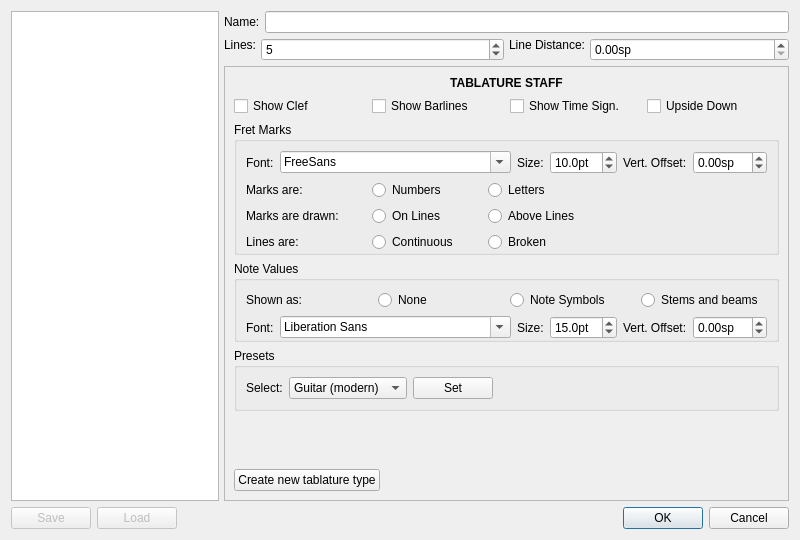
musescore/musescore-old, file mscore/mscore/stafftype.ui: the form before one commit.
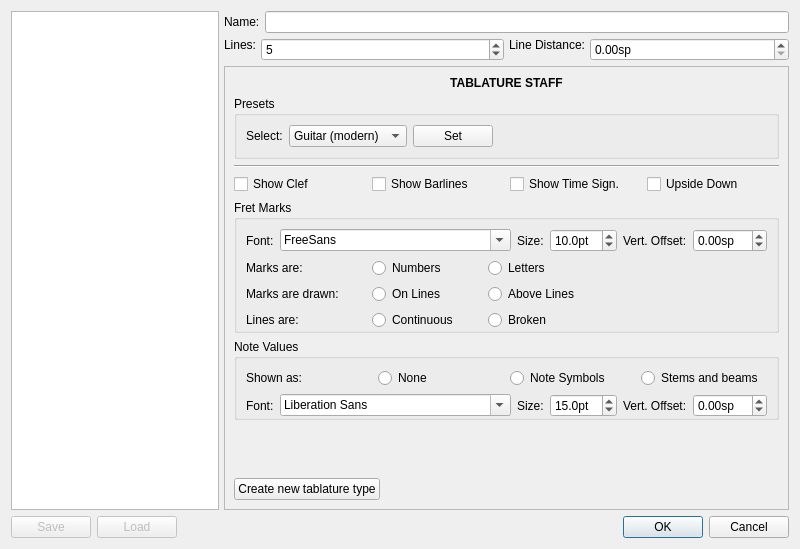
The form after the commit. The open tabs and pages were chosen to show the change.

Commit message: improved tab<->pitched staff type conversion

Patch:
```diff
--- a/mscore/mscore/stafftype.ui
+++ b/mscore/mscore/stafftype.ui
@@ -7,7 +7,7 @@
     <x>0</x>
     <y>0</y>
     <width>800</width>
-    <height>540</height>
+    <height>549</height>
    </rect>
   </property>
   <property name="windowTitle">
@@ -250,7 +250,7 @@
           </layout>
          </widget>
          <widget class="QWidget" name="page_2">
-          <layout class="QVBoxLayout" name="verticalLayout_6" stretch="0,0,0,0,0,0,0">
+          <layout class="QVBoxLayout" name="verticalLayout_6" stretch="0,0,0,0,0,0,0,0">
            <item>
             <widget class="QLabel" name="tablatureGroupName">
              <property name="font">
@@ -267,6 +267,82 @@
              </property>
             </widget>
            </item>
+           <item>
+            <widget class="QGroupBox" name="presetGroup">
+             <property name="title">
+              <string>Presets</string>
+             </property>
+             <layout class="QHBoxLayout" name="horizontalLayout_16">
+              <item>
+               <widget class="QLabel" name="presetLabel">
+                <property name="text">
+                 <string>Select:</string>
+                </property>
+               </widget>
+              </item>
+              <item>
+               <widget class="QComboBox" name="presetTablatureCombo">
+                <property name="currentIndex">
+                 <number>0</number>
+                </property>
+                <property name="maxCount">
+                 <number>10</number>
+                </property>
+                <item>
+                 <property name="text">
+                  <string comment="tablatture type">Guitar (modern)</string>
+                 </property>
+                </item>
+                <item>
+                 <property name="text">
+                  <string comment="tablature type">Bass (modern)</string>
+                 </property>
+                </item>
+                <item>
+                 <property name="text">
+                  <string comment="tablature type">Italian (historic)</string>
+                 </property>
+                </item>
+                <item>
+                 <property name="text">
+                  <string comment="tablature type">French (historic)</string>
+                 </property>
+                </item>
+               </widget>
+              </item>
+              <item>
+               <widget class="QPushButton" name="presetTablature">
+                <property name="enabled">
+                 <bool>true</bool>
+                </property>
+                <property name="text">
+                 <string>Set</string>
+                </property>
+               </widget>
+              </item>
+              <item>
+               <spacer name="horizontalSpacer_8">
+                <property name="orientation">
+                 <enum>Qt::Horizontal</enum>
+                </property>
+                <property name="sizeHint" stdset="0">
+                 <size>
+                  <width>40</width>
+                  <height>20</height>
+                 </size>
+                </property>
+               </spacer>
+              </item>
+             </layout>
+            </widget>
+           </item>
+           <item>
+            <widget class="Line" name="line">
+             <property name="orientation">
+              <enum>Qt::Horizontal</enum>
+             </property>
+            </widget>
+           </item>
            <item>
             <layout class="QGridLayout" name="gridLayout_2">
              <item row="0" column="0">
@@ -672,75 +748,6 @@
              </layout>
             </widget>
            </item>
-           <item>
-            <widget class="QGroupBox" name="presetGroup">
-             <property name="title">
-              <string>Presets</string>
-             </property>
-             <layout class="QHBoxLayout" name="horizontalLayout_16">
-              <item>
-               <widget class="QLabel" name="presetLabel">
-                <property name="text">
-                 <string>Select:</string>
-                </property>
-               </widget>
-              </item>
-              <item>
-               <widget class="QComboBox" name="presetTablatureCombo">
-                <property name="currentIndex">
-                 <number>0</number>
-                </property>
-                <property name="maxCount">
-                 <number>10</number>
-                </property>
-                <item>
-                 <property name="text">
-                  <string comment="tablatture type">Guitar (modern)</string>
-                 </property>
-                </item>
-                <item>
-                 <property name="text">
-                  <string comment="tablature type">Bass (modern)</string>
-                 </property>
-                </item>
-                <item>
-                 <property name="text">
-                  <string comment="tablature type">Italian (historic)</string>
-                 </property>
-                </item>
-                <item>
-                 <property name="text">
-                  <string comment="tablature type">French (historic)</string>
-                 </property>
-                </item>
-               </widget>
-              </item>
-              <item>
-               <widget class="QPushButton" name="presetTablature">
-                <property name="enabled">
-                 <bool>true</bool>
-                </property>
-                <property name="text">
-                 <string>Set</string>
-                </property>
-               </widget>
-              </item>
-              <item>
-               <spacer name="horizontalSpacer_8">
-                <property name="orientation">
-                 <enum>Qt::Horizontal</enum>
-                </property>
-                <property name="sizeHint" stdset="0">
-                 <size>
-                  <width>40</width>
-                  <height>20</height>
-                 </size>
-                </property>
-               </spacer>
-              </item>
-             </layout>
-            </widget>
-           </item>
            <item>
             <spacer name="verticalSpacer">
              <property name="orientation">
```
Left out of the diff: 12 changed lines with no effect on the pictures. The commit also changes 3 other files.
